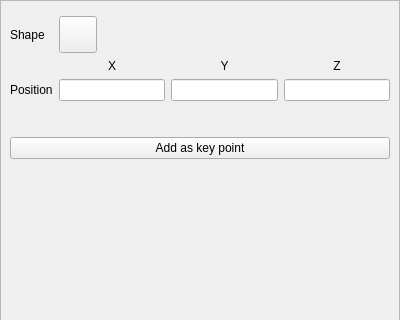
This is src/gui/forms/Property_Tag.ui in open-scan-crew/OpenScanTools as Qt 5 draws it before an edit; both pictures show x 0 to 400 and y 0 to 320 of the 400 by 474 pixel window. The edited form follows.
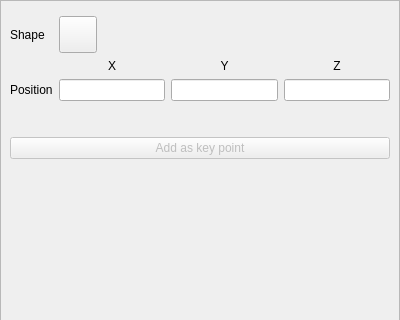
This is the edited form. Custom widgets are drawn as their Qt base class.

Commit message: Hide AsKeyPoint visibility Disable shortcut Key_G

Patch:
```diff
--- a/src/gui/forms/Property_Tag.ui
+++ b/src/gui/forms/Property_Tag.ui
@@ -190,6 +190,9 @@
        </item>
        <item row="6" column="0" colspan="4">
         <widget class="QPushButton" name="addAsKeyPoint">
+         <property name="enabled">
+          <bool>false</bool>
+         </property>
          <property name="text">
           <string>Add as key point</string>
          </property>
```
The commit also changes 2 other files.
